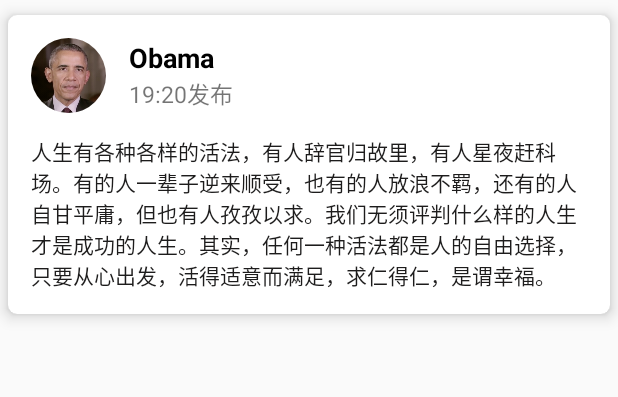
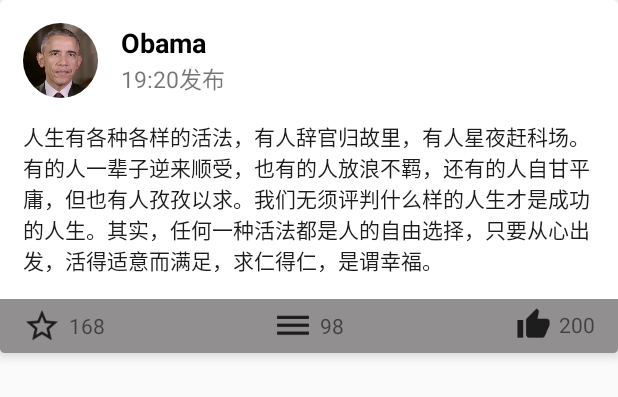
Before and after one commit to StoriesCao/Healthy, an Android app: the layout moment_item_recycle_view_item.xml on its own in the app's theme, with its tools: preview values and no code run, on a phone screen of 412 x 824 dp. Shown: the top 397 px of the screen. Run offline under Robolectric (Android 15) with nearby library versions, the phone set to English and light mode, and no system bars.

Commit message:
finish FIXED display

```diff
--- /dev/null
+++ b/app/src/main/java/com/stories/healthy/adapter/MomentItemAdapter.java
@@ -0,0 +1,100 @@
+package com.stories.healthy.adapter;
+
+import android.support.v7.widget.RecyclerView;
+import android.view.LayoutInflater;
+import android.view.View;
+import android.view.ViewGroup;
+import android.widget.ImageView;
+import android.widget.TextView;
+import android.widget.Toast;
+
+
+import com.stories.healthy.R;
+import com.stories.healthy.bean.MomentItemBean;
+
+import java.util.List;
+
+/**
+ * Created by Charlottecao on 9/27/17.
+ */
+
+public class MomentItemAdapter extends RecyclerView.Adapter<MomentItemAdapter.ViewHolder> {
+
+    private List<MomentItemBean> mMomentList;
+
+    /**
+     * Inner class ViewHolder
+     */
+    class ViewHolder extends RecyclerView.ViewHolder {
+        ImageView mMomentItemIcon;
+        TextView mMomentItemUserName;
+        TextView mMomentItemUpdateTime;
+        TextView mMomentItemContent;
+        TextView mMomentItemFavouriteCount;
+        TextView mMomentItemLikeCount;
+        TextView mMomentItemCommentCount;
+
+        public ViewHolder(View itemView) {
+            super(itemView);
+
+            mMomentItemIcon = (ImageView) itemView.findViewById(R.id.moment_item_icon);
+            mMomentItemUserName = (TextView) itemView.findViewById(R.id.moment_item_user_name);
+            mMomentItemUpdateTime = (TextView) itemView.findViewById(R.id.moment_item_create_time);
+            mMomentItemContent = (TextView) itemView.findViewById(R.id.moment_item_content);
+            mMomentItemFavouriteCount = (TextView) itemView.findViewById(R.id.moment_item_favourite_count);
+            mMomentItemLikeCount = (TextView) itemView.findViewById(R.id.moment_item_like_count);
+            mMomentItemCommentCount = (TextView) itemView.findViewById(R.id.moment_item_comment_count);
+        }
+    }
+
+    /**
+     * Data
+     */
+    public MomentItemAdapter (List<MomentItemBean> momentItemBeanList) {
+        mMomentList = momentItemBeanList;
+    }
+
+    @Override
+    public ViewHolder onCreateViewHolder(ViewGroup parent, int viewType) {
+        View view = LayoutInflater.from(parent.getContext()).inflate(R.layout.moment_item_recycle_view_item, parent, false);
+
+        ViewHolder viewHolder = new ViewHolder(view);
+        return viewHolder;
+    }
+
+    @Override
+    public void onBindViewHolder(ViewHolder holder, int position) {
+        MomentItemBean momentItemBean = mMomentList.get(position);
+        holder.mMomentItemIcon.setImageResource(momentItemBean.getImageId());
+        holder.mMomentItemUserName.setText(momentItemBean.getUserName());
+        holder.mMomentItemUpdateTime.setText(momentItemBean.getUpdateTime());
+        holder.mMomentItemContent.setText(momentItemBean.getContent());
+        holder.mMomentItemFavouriteCount.setText(momentItemBean.getFavouriteCount());
+        holder.mMomentItemCommentCount.setText(momentItemBean.getCommentCount());
+        holder.mMomentItemLikeCount.setText(momentItemBean.getLikeCount());
+
+        holder.mMomentItemFavouriteCount.setOnClickListener(new View.OnClickListener() {
+            @Override
+            public void onClick(View view) {
+                Toast.makeText(view.getContext(), "Favourite", Toast.LENGTH_SHORT).show();
+            }
+        });
+        holder.mMomentItemCommentCount.setOnClickListener(new View.OnClickListener() {
+            @Override
+            public void onClick(View view) {
+                Toast.makeText(view.getContext(), "Comment", Toast.LENGTH_SHORT).show();
+            }
+        });
+        holder.mMomentItemLikeCount.setOnClickListener(new View.OnClickListener() {
+            @Override
+            public void onClick(View view) {
+                Toast.makeText(view.getContext(), "Like", Toast.LENGTH_SHORT).show();
+            }
+        });
+    }
+
+    @Override
+    public int getItemCount() {
+        return mMomentList.size();
+    }
+}
--- /dev/null
+++ b/app/src/main/java/com/stories/healthy/bean/MomentItemBean.java
@@ -0,0 +1,60 @@
+package com.stories.healthy.bean;
+
+/**
+ * Created by Charlottecao on 9/27/17.
+ */
+
+public class MomentItemBean {
+
+    private int mImageId;
+
+    private String mUserName;
+
+    private String mUpdateTime;
+
+    private String mContent;
+
+    private String mFavouriteCount;
+
+    private String mLikeCount;
+
+    private String mCommentCount;
+
+    public MomentItemBean(int imageId, String userName, String updateTime, String content, String favouriteCount, String likeCount, String commentCount) {
+        mImageId = imageId;
+        mUserName = userName;
+        mUpdateTime = updateTime;
+        mContent = content;
+        mFavouriteCount = favouriteCount;
+        mLikeCount = likeCount;
+        mCommentCount = commentCount;
+    }
+
+    public int getImageId() {
+        return mImageId;
+    }
+
+    public String getUserName() {
+        return mUserName;
+    }
+
+    public String getUpdateTime() {
+        return mUpdateTime;
+    }
+
+    public String getContent() {
+        return mContent;
+    }
+
+    public String getFavouriteCount() {
+        return mFavouriteCount;
+    }
+
+    public String getLikeCount() {
+        return mLikeCount;
+    }
+
+    public String getCommentCount() {
+        return mCommentCount;
+    }
+}
--- a/app/src/main/java/com/stories/healthy/fragments/MomentItem.java
+++ b/app/src/main/java/com/stories/healthy/fragments/MomentItem.java
@@ -3,12 +3,18 @@ package com.stories.healthy.fragments;
 import android.os.Bundle;
 import android.support.annotation.Nullable;
 import android.support.v4.app.Fragment;
+import android.support.v7.widget.LinearLayoutManager;
 import android.support.v7.widget.RecyclerView;
 import android.view.LayoutInflater;
 import android.view.View;
 import android.view.ViewGroup;
 
 import com.stories.healthy.R;
+import com.stories.healthy.adapter.MomentItemAdapter;
+import com.stories.healthy.bean.MomentItemBean;
+
+import java.util.ArrayList;
+import java.util.List;
 
 /**
  * Created by Charlottecao on 9/26/17.
@@ -18,13 +24,28 @@ public class MomentItem extends Fragment {
 
     private RecyclerView mRecyclerView;
 
+    private List<MomentItemBean> mMomentItemList = new ArrayList<>();
+
     @Nullable
     @Override
     public View onCreateView(LayoutInflater inflater, @Nullable ViewGroup container, @Nullable Bundle savedInstanceState) {
         View view = inflater.inflate(R.layout.fragment_moment_item, container, false);
 
+        init();
+
         mRecyclerView = (RecyclerView) view.findViewById(R.id.moment_item_recycle_view);
+        MomentItemAdapter momentItemAdapter = new MomentItemAdapter(mMomentItemList);
+        LinearLayoutManager layoutManager = new LinearLayoutManager(getContext());
+        mRecyclerView.setLayoutManager(layoutManager);
+        mRecyclerView.setAdapter(momentItemAdapter);
 
         return view;
     }
+
+    private void init() {
+        for (int i = 0; i < 10; i++) {
+            MomentItemBean momentItemBean = new MomentItemBean(R.drawable.ic_moment_icon_test, "Obama", "19:20发布", getResources().getString(R.string.content_test), "168", "98", "100");
+            mMomentItemList.add(momentItemBean);
+        }
+    }
 }
--- a/app/src/main/res/layout/moment_item_recycle_view_item.xml
+++ b/app/src/main/res/layout/moment_item_recycle_view_item.xml
@@ -5,12 +5,9 @@
     xmlns:tools="http://schemas.android.com/tools"
     android:layout_width="match_parent"
     android:layout_height="wrap_content"
-    android:layout_marginLeft="5dp"
-    android:layout_marginRight="5dp"
-    android:layout_marginTop="10dp"
-    android:layout_marginBottom="10dp"
-    app:cardCornerRadius="6dp"
-    app:cardElevation="6dp">
+    android:layout_marginBottom="5dp"
+    app:cardCornerRadius="3dp"
+    app:cardElevation="5dp">
 
     <LinearLayout
         android:layout_width="match_parent"
@@ -22,7 +19,7 @@
             android:layout_height="wrap_content">
 
             <de.hdodenhof.circleimageview.CircleImageView
-                android:id="@+id/moment_icon"
+                android:id="@+id/moment_item_icon"
                 android:layout_width="50dp"
                 android:layout_height="50dp"
                 android:layout_margin="15dp"
@@ -33,23 +30,23 @@
                 android:layout_width="wrap_content"
                 android:layout_height="wrap_content"
                 android:orientation="vertical"
-                android:layout_toRightOf="@id/moment_icon"
+                android:layout_toRightOf="@id/moment_item_icon"
                 android:layout_centerVertical="true">
 
                 <TextView
-                    android:id="@+id/moment_user_name"
+                    android:id="@+id/moment_item_user_name"
                     android:layout_width="wrap_content"
                     android:layout_height="wrap_content"
-                    android:text="Obama"
+                    tools:text="Obama"
                     android:textColor="#000000"
                     android:textStyle="bold"
                     android:textSize="18sp" />
 
                 <TextView
-                    android:id="@+id/moment_create_time"
+                    android:id="@+id/moment_item_create_time"
                     android:layout_width="wrap_content"
                     android:layout_height="wrap_content"
-                    android:text="19:20发布"
+                    tools:text="19:20发布"
                     android:textSize="15sp"/>
 
             </LinearLayout>
@@ -57,14 +54,89 @@
         </RelativeLayout>
 
         <TextView
-            android:id="@+id/moment_content"
+            android:id="@+id/moment_item_content"
             android:layout_width="match_parent"
             android:layout_height="wrap_content"
             android:layout_marginLeft="15dp"
             android:layout_marginRight="15dp"
             android:layout_marginBottom="15dp"
-            android:text="@string/content_test"
+            tools:text="@string/content_test"
             android:textColor="#1d1c1c"/>
+
+        <RelativeLayout
+            android:layout_width="match_parent"
+            android:layout_height="wrap_content"
+            android:background="#918f8f"
+            android:paddingTop="5dp">
+
+            <LinearLayout
+                android:layout_width="wrap_content"
+                android:layout_height="wrap_content"
+                android:layout_marginLeft="15dp"
+                android:layout_marginBottom="5dp">
+
+                <Button
+                    android:id="@+id/moment_item_favourite"
+                    android:layout_width="25dp"
+                    android:layout_height="25dp"
+                    android:background="@drawable/ic_moment_item_favourite"/>
+
+                <TextView
+                    android:id="@+id/moment_item_favourite_count"
+                    android:layout_width="wrap_content"
+                    android:layout_height="match_parent"
+                    android:gravity="center"
+                    android:layout_marginLeft="5dp"
+                    tools:text="168"/>
+
+            </LinearLayout>
+
+            <LinearLayout
+                android:layout_width="wrap_content"
+                android:layout_height="wrap_content"
+                android:layout_centerHorizontal="true">
+
+                <Button
+                    android:id="@+id/moment_item_comment"
+                    android:layout_width="25dp"
+                    android:layout_height="25dp"
+                    android:background="@drawable/ic_moment_item_comment"/>
+
+                <TextView
+                    android:id="@+id/moment_item_comment_count"
+                    android:layout_width="wrap_content"
+                    android:layout_height="match_parent"
+                    android:gravity="center"
+                    android:layout_marginLeft="5dp"
+                    tools:text="98"/>
+
+            </LinearLayout>
+
+            <LinearLayout
+                android:layout_width="wrap_content"
+                android:layout_height="wrap_content"
+                android:layout_alignParentRight="true"
+                android:layout_marginRight="15dp">
+
+
+                <Button
+                    android:id="@+id/moment_item_like"
+                    android:layout_width="23dp"
+                    android:layout_height="23dp"
+                    android:background="@drawable/ic_moment_item_like"/>
+
+                <TextView
+                    android:id="@+id/moment_item_like_count"
+                    android:layout_width="wrap_content"
+                    android:layout_height="match_parent"
+                    android:gravity="center"
+                    android:layout_marginLeft="5dp"
+                    tools:text="200"/>
+
+            </LinearLayout>
+
+        </RelativeLayout>
+
     </LinearLayout>
 
 </android.support.v7.widget.CardView>
```
Also changed, not shown: app/src/main/res/drawable-hdpi/ic_moment_item_comment.png (added), app/src/main/res/drawable-hdpi/ic_moment_item_favourite.png (added), app/src/main/res/drawable-hdpi/ic_moment_item_like.png (added), app/src/main/res/drawable-mdpi/ic_moment_item_comment.png (added), app/src/main/res/drawable-mdpi/ic_moment_item_favourite.png (added), app/src/main/res/drawable-mdpi/ic_moment_item_like.png (added), app/src/main/res/drawable-xhdpi/ic_moment_item_comment.png (added), app/src/main/res/drawable-xhdpi/ic_moment_item_favourite.png (added), app/src/main/res/drawable-xhdpi/ic_moment_item_like.png (added), app/src/main/res/drawable-xxhdpi/ic_moment_item_comment.png (added), app/src/main/res/drawable-xxhdpi/ic_moment_item_favourite.png (added), app/src/main/res/drawable-xxhdpi/ic_moment_item_like.png (added).
